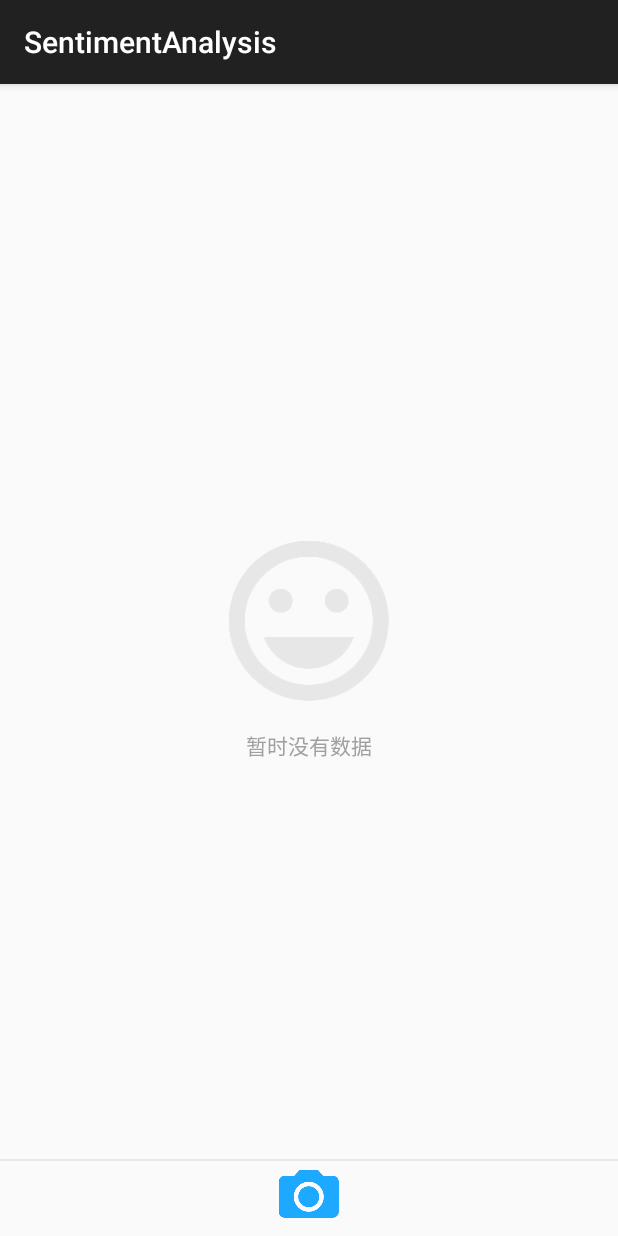
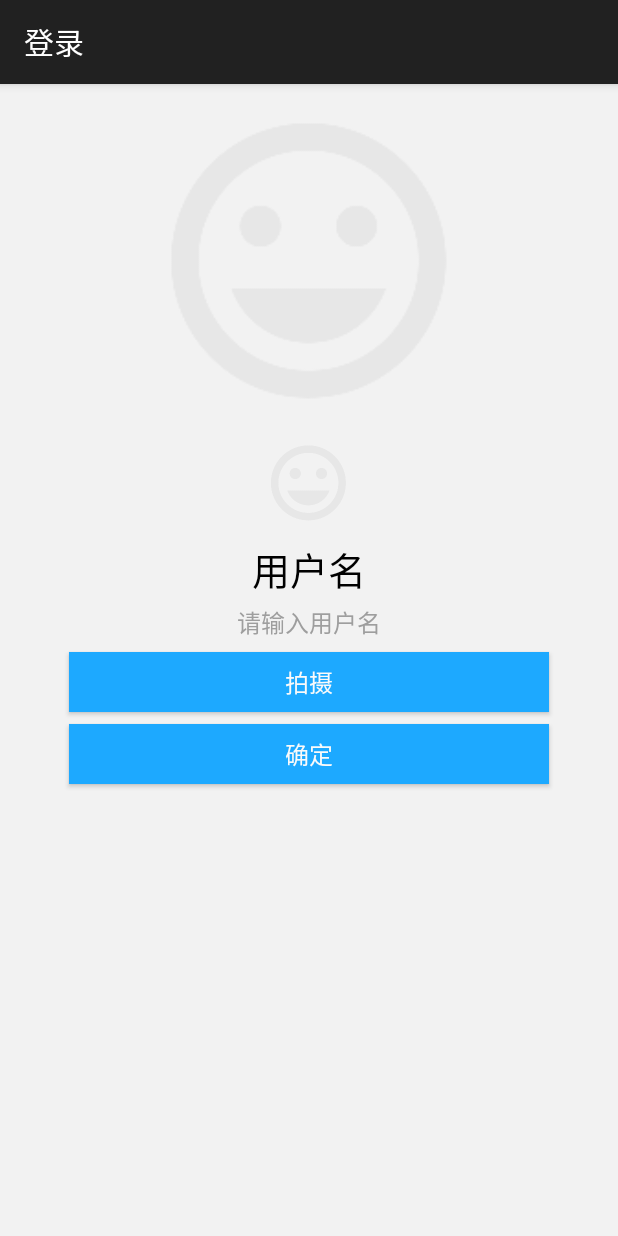
Before and after one commit to SunBeam4779/SentimentAnalysis, an Android app: the screen it shows after launch (MainActivity before the commit, LoginOrRegisterActivity after it), on a phone screen of 412 x 824 dp. Run offline under Robolectric (Android 15) with nearby library versions, the phone set to English and light mode, and no system bars.

Commit message:
增加假登录流程

```diff
--- a/app/src/main/java/com/intsig/yann/analysis/AnalysisData.java
+++ b/app/src/main/java/com/intsig/yann/analysis/AnalysisData.java
@@ -14,9 +14,12 @@ public class AnalysisData implements BaseColumns {
     public static String BIG_IMG = "big_img";
     public static String CREATE_DATE = "create_date";
     public static String FATIGUE = "fatigue";
+    public static String ACCOUNT_ID = "account_id";
     public static String TABLE_PATH = "analysis_data";
     public static String TABLE_PATH_WITH_PARAM = "analysis_data/#";
+    public static String TABLE_PATH_WITH_ACCOUNT = "analysis_data/account/#";
     public static Uri CONTENT_URI = Uri.parse("content://" + AnalysisDataProvider.AUTHORITY + "/" + TABLE_PATH);
     public static Uri CONTENT_URI_ID = Uri.parse("content://" + AnalysisDataProvider.AUTHORITY + "/" + TABLE_PATH_WITH_PARAM);
+    public static Uri CONTENT_URI_ACCOUNT_ID = Uri.parse("content://" + AnalysisDataProvider.AUTHORITY + "/" + TABLE_PATH_WITH_ACCOUNT);
 
 }
--- /dev/null
+++ b/app/src/main/java/com/intsig/yann/analysis/FirstLaunchActivity.java
@@ -0,0 +1,65 @@
+package com.intsig.yann.analysis;
+
+import android.Manifest;
+import android.content.pm.PackageManager;
+import android.os.Build;
+import android.os.Bundle;
+import android.os.Handler;
+import android.support.annotation.NonNull;
+import android.support.annotation.Nullable;
+import android.support.v4.content.PermissionChecker;
+import android.support.v7.app.AppCompatActivity;
+import android.text.TextUtils;
+import android.widget.Toast;
+
+/**
+ * Created by yann_qiu on 2018/4/7.
+ */
+
+public class FirstLaunchActivity extends AppCompatActivity {
+    private static final int REQUEST_PERMISSION = 102;
+
+    @Override
+    protected void onCreate(@Nullable Bundle savedInstanceState) {
+        super.onCreate(savedInstanceState);
+        setContentView(R.layout.activity_first_launch);
+        getSdcardPermission();
+    }
+
+    private void getSdcardPermission() {
+        if (Build.VERSION.SDK_INT >= Build.VERSION_CODES.M &&
+                PermissionChecker.checkSelfPermission(FirstLaunchActivity.this, Manifest.permission.WRITE_EXTERNAL_STORAGE) != PackageManager.PERMISSION_GRANTED) {
+            requestPermissions(new String[] {Manifest.permission.WRITE_EXTERNAL_STORAGE}, REQUEST_PERMISSION);
+        } else {
+            new Handler().postDelayed(new Runnable() {
+                @Override
+                public void run() {
+                    LoginOrRegisterActivity.startActivity(FirstLaunchActivity.this);
+                    finish();
+                }
+            }, 2000);
+        }
+    }
+    @Override
+    public void onRequestPermissionsResult(int requestCode, @NonNull String[] permissions, @NonNull int[] grantResults) {
+        switch (requestCode) {
+            case REQUEST_PERMISSION:
+                if (grantResults.length > 0) {
+                    for(int i = 0; i < permissions.length ; i++){
+                         if (TextUtils.equals(permissions[i], Manifest.permission.WRITE_EXTERNAL_STORAGE) &&
+                                PermissionChecker.checkSelfPermission(this, permissions[i]) != PackageManager.PERMISSION_GRANTED) {
+                            Toast.makeText(this, R.string.need_sdcard_permission, Toast.LENGTH_LONG).show();
+                            finish();
+                        } else {
+                             LoginOrRegisterActivity.startActivity(FirstLaunchActivity.this);
+                             finish();
+                         }
+                    }
+                }
+                break;
+            default:
+                super.onRequestPermissionsResult(requestCode, permissions, grantResults);
+
+        }
+    }
+}
--- /dev/null
+++ b/app/src/main/java/com/intsig/yann/analysis/LoginOrRegisterActivity.java
@@ -0,0 +1,265 @@
+package com.intsig.yann.analysis;
+
+import android.Manifest;
+import android.app.Activity;
+import android.content.ActivityNotFoundException;
+import android.content.ContentValues;
+import android.content.Intent;
+import android.content.pm.PackageManager;
+import android.database.Cursor;
+import android.net.Uri;
+import android.os.Build;
+import android.os.Bundle;
+import android.preference.PreferenceManager;
+import android.provider.MediaStore;
+import android.support.annotation.NonNull;
+import android.support.annotation.Nullable;
+import android.support.v4.content.FileProvider;
+import android.support.v4.content.PermissionChecker;
+import android.support.v7.app.AppCompatActivity;
+import android.text.TextUtils;
+import android.view.View;
+import android.widget.Button;
+import android.widget.EditText;
+import android.widget.ImageView;
+import android.widget.LinearLayout;
+import android.widget.TextView;
+import android.widget.Toast;
+
+import java.io.File;
+
+/**
+ * Created by wo on 2018/4/7.
+ */
+
+public class LoginOrRegisterActivity extends AppCompatActivity implements View.OnClickListener{
+
+    public static final String ACCOUNT_NAME = "ACCOUNT_NAME";
+    private static final int REQUEST_PERMISSION = 102;
+    private static final int REQUEST_CAMERA = 103;
+    private static final int REQUEST_CROP = 104;
+
+    private LinearLayout loginLinearLayout;
+    private LinearLayout registerLinearLayout;
+    private EditText loginEditText;
+    private Button loginButton;
+    private TextView registerTextView;
+    private ImageView photoImageView;
+    private ImageView smallImageView;
+    private EditText registerEditText;
+    private Button photoButton;
+    private Button sureButton;
+    private String accountName;
+    private long accountId = -1;
+    private File currentPhotoFile;
+    private String myBigImage;
+    private String mySmallImage;
+
+    @Override
+    protected void onCreate(@Nullable Bundle savedInstanceState) {
+        super.onCreate(savedInstanceState);
+        setContentView(R.layout.activity_login);
+        initFromXml();
+        initView();
+    }
+
+    @Override
+    protected void onResume() {
+        super.onResume();
+    }
+
+    private void initFromXml() {
+        loginLinearLayout = (LinearLayout) findViewById(R.id.login_LinearLayout);
+        registerLinearLayout = (LinearLayout) findViewById(R.id.register_LinearLayout);
+        loginEditText = (EditText) findViewById(R.id.login_EditText);
+        loginButton = (Button) findViewById(R.id.login_Button);
+        registerTextView = (TextView) findViewById(R.id.register_TextView);
+        photoImageView = (ImageView) findViewById(R.id.photo_ImageView);
+        registerEditText = (EditText) findViewById(R.id.register_EditText);
+        photoButton = (Button) findViewById(R.id.photo_Button);
+        sureButton = (Button) findViewById(R.id.sure_Button);
+        smallImageView = (ImageView) findViewById(R.id.small_ImageView);
+    }
+
+    private long getAccountId(String name) {
+        long accountId = -1;
+        Cursor cursor = getContentResolver().query(Uri.parse(AccountData.CONTENT_URI_NAME + name),
+                new String[] {AccountData._ID}, null, null, null);
+        if (cursor != null && cursor.moveToFirst()) {
+            accountId = cursor.getLong(0);
+        }
+        Util.safeCloseCursor(cursor);
+        return accountId;
+    }
+
+    private void initView() {
+        accountName = PreferenceManager.getDefaultSharedPreferences(this).getString(ACCOUNT_NAME, "");
+        if (!TextUtils.isEmpty(accountName)) {
+            accountId = getAccountId(accountName);
+            if (accountId > 0) {
+                AnalysisHolderActivity.startActivity(this,accountId);
+                finish();
+                return;
+            }
+        }
+        if (accountId <= 0) {
+            registerLinearLayout.setVisibility(View.VISIBLE);
+            loginLinearLayout.setVisibility(View.GONE);
+        }
+        loginButton.setOnClickListener(this);
+        registerTextView.setOnClickListener(this);
+        photoButton.setOnClickListener(this);
+        sureButton.setOnClickListener(this);
+    }
+
+    public static void startActivity(Activity activity) {
+        Intent intent = new Intent(activity, LoginOrRegisterActivity.class);
+        activity.startActivity(intent);
+    }
+
+    @Override
+    public void onClick(View view) {
+        int id = view.getId();
+        if (id == R.id.login_Button) {
+            accountId = getAccountId(accountName);
+            if (accountId > 0) {
+                AnalysisHolderActivity.startActivity(this,accountId);
+                finish();
+            } else {
+                Toast.makeText(this, R.string.error_account, Toast.LENGTH_LONG).show();
+            }
+        } else if (id == R.id.register_TextView) {
+            registerLinearLayout.setVisibility(View.VISIBLE);
+            loginLinearLayout.setVisibility(View.GONE);
+        } else if (id == R.id.photo_Button) {
+            if (Build.VERSION.SDK_INT >= Build.VERSION_CODES.M &&
+                    PermissionChecker.checkSelfPermission(LoginOrRegisterActivity.this, Manifest.permission.CAMERA) != PackageManager.PERMISSION_GRANTED) {
+                requestPermissions(new String[] {Manifest.permission.CAMERA}, REQUEST_PERMISSION);
+            } else {
+                takePhoto();
+            }
+        } else if (id == R.id.sure_Button) {
+            accountName = registerEditText.getText().toString();
+            if (TextUtils.isEmpty(accountName) || TextUtils.isEmpty(myBigImage) || TextUtils.isEmpty(mySmallImage)) {
+                Toast.makeText(this, R.string.unComplete_info, Toast.LENGTH_LONG).show();
+                return;
+            }
+            ContentValues contentValues = new ContentValues();
+            contentValues.put(AccountData.SMALL_IMG, mySmallImage);
+            contentValues.put(AccountData.BIG_IMG, myBigImage);
+            contentValues.put(AccountData.CREATE_DATE, System.currentTimeMillis());
+            contentValues.put(AccountData.ACCOUNT_NAME, accountName);
+            Uri uri = getContentResolver().insert(AccountData.CONTENT_URI, contentValues);
+            accountId = Long.valueOf(uri.getLastPathSegment());
+            PreferenceManager.getDefaultSharedPreferences(this).edit().putString(ACCOUNT_NAME, accountName).commit();
+            AnalysisHolderActivity.startActivity(this, accountId);
+            finish();
+        }
+    }
+    @Override
+    protected void onActivityResult(int requestCode, int resultCode, Intent data) {
+        super.onActivityResult(requestCode, resultCode, data);
+        if (resultCode == Activity.RESULT_OK) {
+            if (requestCode == REQUEST_CAMERA) {
+                doCropPhoto(currentPhotoFile, REQUEST_CROP);
+            } else if (requestCode == REQUEST_CROP) {
+                String cropFilePath = null;
+                if (new File(AnalysisHolderActivity.TempCropFile).exists()) {
+                    cropFilePath = AnalysisHolderActivity.TempCropFile;
+                } else {
+                    if (data == null) {
+                        return;
+                    }
+                    if (data.getData() != null) {
+                        cropFilePath = Util.getPathFromUri(this, data.getData());
+                    }
+                }
+                if (TextUtils.isEmpty(cropFilePath) || !new File(cropFilePath).exists()) {
+                    return;
+                }
+                String time = Util.getDateAsName();
+                File PHOTO_DIR = new File(Util.THUMB_IMG);
+                PHOTO_DIR.mkdirs();
+                mySmallImage = Util.THUMB_IMG + "/" + time + ".jpg";
+                Util.copyFile(AnalysisHolderActivity.TempCropFile, mySmallImage);
+                new File(cropFilePath).delete();
+                photoImageView.setImageBitmap((Util.loadBitmap(myBigImage)));
+                smallImageView.setImageBitmap((Util.loadBitmap(mySmallImage)));
+            }
+        }
+    }
+
+    @Override
+    public void onRequestPermissionsResult(int requestCode, @NonNull String[] permissions, @NonNull int[] grantResults) {
+        switch (requestCode) {
+            case REQUEST_PERMISSION:
+                if (grantResults.length > 0) {
+                    for(int i = 0; i < permissions.length ; i++){
+                        if(TextUtils.equals(permissions[i], Manifest.permission.CAMERA) &&
+                                PermissionChecker.checkSelfPermission(this, permissions[i]) == PackageManager.PERMISSION_GRANTED){
+                            takePhoto();
+                            return;
+                        } else if (TextUtils.equals(permissions[i], Manifest.permission.WRITE_EXTERNAL_STORAGE) &&
+                                PermissionChecker.checkSelfPermission(this, permissions[i]) != PackageManager.PERMISSION_GRANTED) {
+                            Toast.makeText(this, R.string.need_sdcard_permission, Toast.LENGTH_LONG).show();
+                            finish();
+                        }
+                    }
+                }
+                break;
+            default:
+                super.onRequestPermissionsResult(requestCode, permissions, grantResults);
+
+        }
+    }
+
+    /**
+     * Launches Camera to take a picture and store it in a file.
+     */
+    private void takePhoto() {
+        try {
+            File PHOTO_DIR = new File(Util.ORIGINAL_IMG);
+            PHOTO_DIR.mkdirs();
+            String time = Util.getDateAsName();
+            myBigImage = Util.ORIGINAL_IMG + "/" + time + ".jpg";
+            currentPhotoFile = new File(PHOTO_DIR, time + ".jpg");
+            Intent intent = new Intent(MediaStore.ACTION_IMAGE_CAPTURE, null);
+            if (Build.VERSION.SDK_INT > Build.VERSION_CODES.M) {
+                intent.addFlags(Intent.FLAG_GRANT_READ_URI_PERMISSION);
+            }
+            intent.putExtra(MediaStore.EXTRA_OUTPUT, Uri.fromFile(currentPhotoFile));
+            startActivityForResult(intent, REQUEST_CAMERA);
+        } catch (ActivityNotFoundException e) {
+            Toast.makeText(this, R.string.photoPickerNotFoundText, Toast.LENGTH_LONG).show();
+        }
+    }
+
+    private void doCropPhoto(File oriImg, int requestCode) {
+        try {
+            File cfile = new File(AnalysisHolderActivity.TempCropFile);
+            if (cfile.exists()) {
+                cfile.delete();
+            }
+            // Launch gallery to crop the photo
+            Intent intent = new Intent("com.android.camera.action.CROP");
+            intent.setDataAndType(Uri.fromFile(oriImg), "image/*");
+            intent.putExtra("crop", "true");
+            intent.putExtra("aspectX", 1);
+            intent.putExtra("aspectY", 1);
+            intent.putExtra("scale", true);
+            if (android.os.Build.VERSION.SDK_INT < android.os.Build.VERSION_CODES.HONEYCOMB
+                    || android.os.Build.VERSION.SDK_INT >= android.os.Build.VERSION_CODES.ICE_CREAM_SANDWICH) {
+                intent.putExtra(MediaStore.EXTRA_OUTPUT, Uri.fromFile(new File(AnalysisHolderActivity.TempCropFile)));
+            }
+            int outputX = 800;
+            int outputY = 800;
+            intent.putExtra("outputX", outputX);
+            intent.putExtra("outputY", outputY);
+            intent.putExtra("return-data", false);// 某些图片剪切出来的bitmap 会很大，导致 intent transaction
+            // faield。
+            startActivityForResult(intent, requestCode);
+        } catch (Exception e) {
+            Toast.makeText(this, R.string.photoPickerNotFoundText, Toast.LENGTH_LONG).show();
+        }
+    }
+}
--- /dev/null
+++ b/app/src/main/res/layout/activity_login.xml
@@ -0,0 +1,128 @@
+<?xml version="1.0" encoding="utf-8"?>
+<LinearLayout xmlns:android="http://schemas.android.com/apk/res/android"
+    android:orientation="vertical"
+    android:layout_width="match_parent"
+    android:layout_height="match_parent">
+    <LinearLayout
+        android:id="@+id/login_LinearLayout"
+        android:layout_width="match_parent"
+        android:layout_height="match_parent"
+        android:orientation="vertical"
+        android:background="@color/color_light"
+        android:paddingLeft="@dimen/activity_horizontal_margin"
+        android:paddingRight="@dimen/activity_horizontal_margin"
+        android:visibility="gone">
+        <TextView
+            android:layout_width="wrap_content"
+            android:layout_height="wrap_content"
+            android:text="@string/login_title"
+            android:textColor="@color/color_dark"
+            android:textSize="@dimen/text_size_25"
+            android:gravity="center"
+            android:layout_gravity="center_horizontal"
+            android:layout_marginTop="100dp"/>
+        <EditText
+            android:id="@+id/login_EditText"
+            android:layout_width="match_parent"
+            android:layout_height="20dp"
+            android:hint="@string/login_hint"
+            android:textColorHint="@color/color_9E9E9E"
+            android:textSize="@dimen/text_size_16"
+            android:gravity="center"
+            android:background="@null"
+            android:layout_marginLeft="30dp"
+            android:layout_marginRight="30dp"
+            android:layout_marginTop="8dp"/>
+        <Button
+            android:id="@+id/login_Button"
+            android:layout_width="match_parent"
+            android:layout_marginTop="8dp"
+            android:layout_marginLeft="30dp"
+            android:layout_marginRight="30dp"
+            android:layout_height="40dp"
+            android:text="@string/login"
+            android:textColor="@color/color_fafafa"
+            android:textSize="@dimen/text_size_16"
+            android:background="@color/color_1da9ff"
+            android:gravity="center"/>
+        <TextView
+            android:id="@+id/register_TextView"
+            android:layout_width="wrap_content"
+            android:layout_marginTop="8dp"
+            android:layout_marginLeft="30dp"
+            android:layout_marginRight="30dp"
+            android:layout_height="wrap_content"
+            android:text="@string/new_account"
+            android:textColor="@color/color_dark"
+            android:textSize="@dimen/text_size_16" />
+    </LinearLayout>
+    <LinearLayout
+        android:id="@+id/register_LinearLayout"
+        android:layout_width="match_parent"
+        android:layout_height="match_parent"
+        android:background="@color/color_light"
+        android:paddingLeft="@dimen/activity_horizontal_margin"
+        android:paddingRight="@dimen/activity_horizontal_margin"
+        android:orientation="vertical"
+        android:visibility="visible">
+        <ImageView
+            android:id="@+id/photo_ImageView"
+            android:layout_width="match_parent"
+            android:layout_height="@dimen/image_height"
+            android:scaleType="fitCenter"
+            android:src="@mipmap/emptystatus_smile"
+            android:layout_marginTop="8dp"/>
+        <ImageView
+            android:id="@+id/small_ImageView"
+            android:layout_width="90dp"
+            android:layout_height="60dp"
+            android:layout_gravity="center_horizontal"
+            android:layout_marginTop="8dp"
+            android:src="@mipmap/emptystatus_smile"/>
+        <TextView
+            android:layout_width="wrap_content"
+            android:layout_height="wrap_content"
+            android:text="@string/login_title"
+            android:textColor="@color/color_dark"
+            android:textSize="@dimen/text_size_25"
+            android:gravity="center"
+            android:layout_gravity="center_horizontal"
+            android:layout_marginTop="8dp"/>
+        <EditText
+            android:id="@+id/register_EditText"
+            android:layout_width="match_parent"
+            android:layout_height="20dp"
+            android:hint="@string/login_hint"
+            android:textColorHint="@color/color_9E9E9E"
+            android:textSize="@dimen/text_size_16"
+            android:gravity="center"
+            android:background="@null"
+            android:layout_marginLeft="30dp"
+            android:layout_marginRight="30dp"
+            android:layout_marginTop="8dp"/>
+        <Button
+            android:id="@+id/photo_Button"
+            android:layout_width="match_parent"
+            android:layout_marginTop="8dp"
+            android:layout_marginLeft="30dp"
+            android:layout_marginRight="30dp"
+            android:layout_height="40dp"
+            android:text="@string/photo"
+            android:textColor="@color/color_fafafa"
+            android:textSize="@dimen/text_size_16"
+            android:background="@color/color_1da9ff"
+            android:gravity="center"/>
+        <Button
+            android:id="@+id/sure_Button"
+            android:layout_width="match_parent"
+            android:layout_marginTop="8dp"
+            android:layout_marginLeft="30dp"
+            android:layout_marginRight="30dp"
+            android:layout_height="40dp"
+            android:text="@string/sure"
+            android:textColor="@color/color_fafafa"
+            android:textSize="@dimen/text_size_16"
+            android:background="@color/color_1da9ff"
+            android:gravity="center"/>
+    </LinearLayout>
+</LinearLayout>
--- a/app/src/main/res/layout/activity_main.xml
+++ b/app/src/main/res/layout/activity_main.xml
@@ -4,7 +4,7 @@
     android:id="@+id/activity_main"
     android:layout_width="match_parent"
     android:layout_height="match_parent"
-    tools:context="com.intsig.yann.analysis.MainActivity">
+    tools:context="com.intsig.yann.analysis.AnalysisHolderActivity">
     <android.support.v7.widget.RecyclerView
         android:id="@+id/history_RecyclerView"
         android:layout_width="match_parent"
--- a/app/src/main/res/values/colors.xml
+++ b/app/src/main/res/values/colors.xml
@@ -9,4 +9,5 @@
     <color name="color_dark">#000000</color>
     <color name="color_A0A0A0">#FFA0A0A0</color>
     <color name="color_9E9E9E">#FF9E9E9E</color>
+    <color name="color_1da9ff">#FF1da9ff</color>
 </resources>
--- a/app/src/main/res/values/dimens.xml
+++ b/app/src/main/res/values/dimens.xml
@@ -5,4 +5,5 @@
     <dimen name="image_height">220dp</dimen>
     <dimen name="text_size_14">14dp</dimen>
     <dimen name="text_size_16">16dp</dimen>
+    <dimen name="text_size_25">25dp</dimen>
 </resources>
--- a/app/src/main/res/values/strings.xml
+++ b/app/src/main/res/values/strings.xml
@@ -6,4 +6,14 @@
     <string name="need_sdcard_permission">需要sd卡权限</string>
     <string name="save">保存</string>
     <string name="analysis">分析中</string>
+    <string name="launch_title">人体疲劳自测程序</string>
+    <string name="author">西安交通大学生物医学工程</string>
+    <string name="login_title">用户名</string>
+    <string name="login_hint">请输入用户名</string>
+    <string name="login">进入</string>
+    <string name="new_account">新的用户</string>
+    <string name="photo">拍摄</string>
+    <string name="sure">确定</string>
+    <string name="error_account">无效的用户名，请重新输入！</string>
+    <string name="unComplete_info">请完善信息！</string>
 </resources>
```
Also changed, not shown: app/src/main/AndroidManifest.xml (+15 -3 lines), app/src/main/java/com/intsig/yann/analysis/AccountData.java (added, +21 -0 lines), app/src/main/java/com/intsig/yann/analysis/AnalysisDataProvider.java (+31 -1 lines), app/src/main/java/com/intsig/yann/analysis/AnalysisDatabaseHelper.java (+16 -1 lines), app/src/main/java/com/intsig/yann/analysis/AnalysisHolderActivity.java (renamed from app/src/main/java/com/intsig/yann/analysis/MainActivity.java, +13 -6 lines), app/src/main/res/layout/activity_first_launch.xml (added, +26 -0 lines), app/src/main/res/mipmap-hdpi/start.jpg (added).
